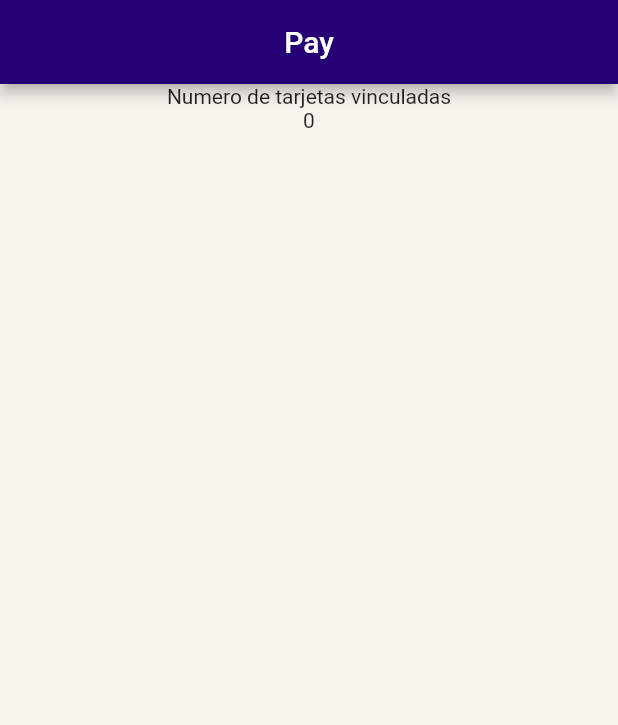
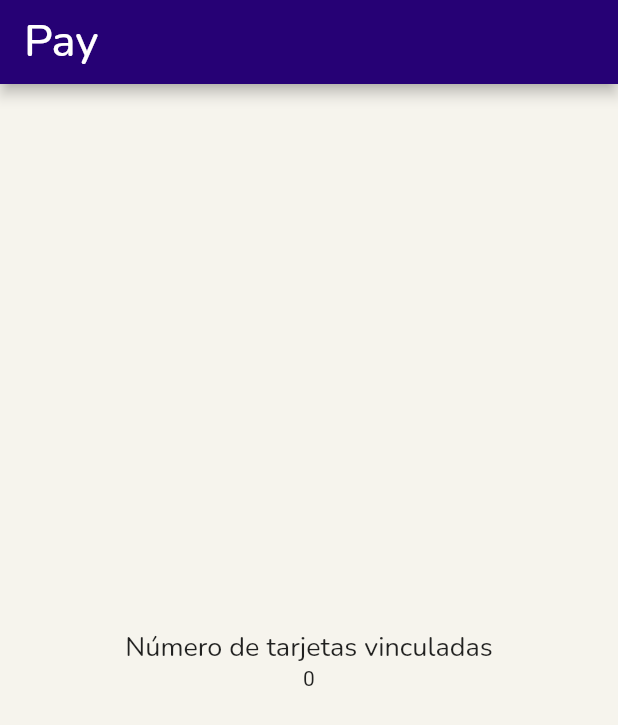
Before and after one commit to DeyciToloza/counter_flutter, a Flutter app: the screen it shows after launch, on a phone screen of 412 x 824 dp. Shown: the top 725 px of the screen. Run offline on Flutter 3.47's test engine with Material 2 defaults, Android fonts, the phone set to English and light mode, and no system bars; our stand-ins replace google_fonts.

Commit message:
Cambio de estilo de fuente

```diff
--- a/lib/screens/home_screen.dart
+++ b/lib/screens/home_screen.dart
@@ -1,4 +1,4 @@
-import 'package:flutter/cupertino.dart';
+import 'package:google_fonts/google_fonts.dart';
 import 'package:flutter/material.dart';
 
 class HomeScreen extends StatelessWidget {
@@ -12,14 +12,20 @@ class HomeScreen extends StatelessWidget {
       appBar: AppBar(
         backgroundColor: colorAppBar,
         elevation: 3.8,
-        title: const Center(child: Text('Pay')),
+        title: Text('Pay', style: GoogleFonts.nunito(fontSize: 30)),
       ),
       backgroundColor: colorBackground,
       body: Center(
         child: Column(
-          children: const <Widget>[
-            Text("Numero de tarjetas vinculadas"),
-            Text("0")
+          mainAxisAlignment: MainAxisAlignment.center,
+
+          ///crossAxisAlignment: CrossAxisAlignment.center,
+          children: <Widget>[
+            Text(
+              "Número de tarjetas vinculadas",
+              style: GoogleFonts.nunito(fontSize: 18),
+            ),
+            const Text("0")
           ],
         ),
       ),
--- a/pubspec.yaml
+++ b/pubspec.yaml
@@ -31,6 +31,7 @@ environment:
 dependencies:
   flutter:
     sdk: flutter
+  google_fonts: ^3.0.1
 
 
   # The following adds the Cupertino Icons font to your application.
```
Also changed, not shown: pubspec.lock, 1 other file.
